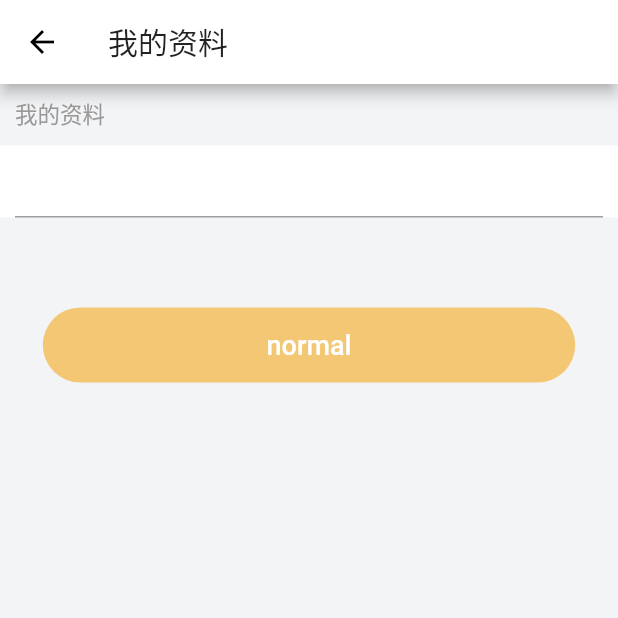
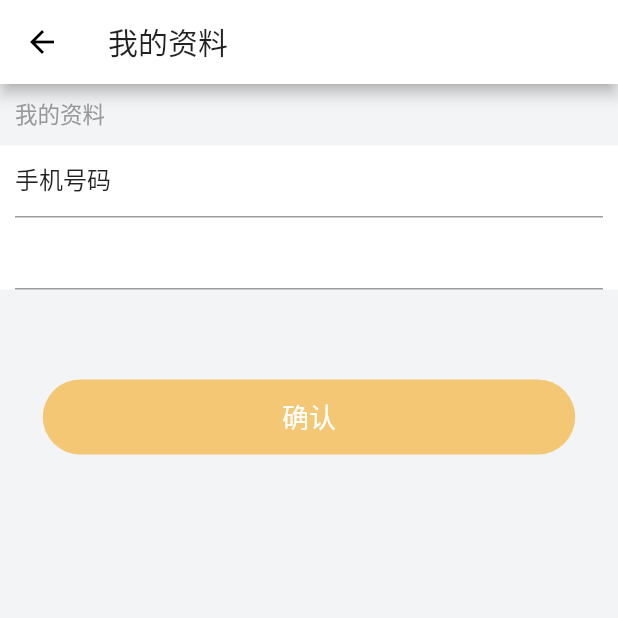
Before and after one commit to Ljhhhhhh/flutter_mall, a Flutter app: the UserinfoWidget screen opened by its route, on a phone screen of 412 x 824 dp, the top half of it. Run offline on Flutter 3.47's test engine with Material 2 defaults, Android fonts, the phone set to English and light mode, and no system bars; our stand-ins replace dio; network calls fail.

Commit message:
'个人资料'

```diff
--- a/lib/userInfo.dart
+++ b/lib/userInfo.dart
@@ -8,6 +8,7 @@ class UserinfoWidget extends StatefulWidget {
 }
 
 class UserinfoWidgetState extends State<UserinfoWidget> {
+  final _formKey = GlobalKey<FormState>();
   @override
   Widget build(BuildContext context) {
     return Scaffold(
@@ -26,18 +27,71 @@ class UserinfoWidgetState extends State<UserinfoWidget> {
                     fontSize: 15, height: 21 / 15, color: Color(0xFF999999))),
           ),
           Container(
-            padding: EdgeInsets.symmetric(horizontal: 10),
-            color: Colors.white,
-            child: Column(
-              children: <Widget>[TextField()],
-            ),
-          ),
+              padding: EdgeInsets.symmetric(horizontal: 10),
+              color: Colors.white,
+              // child: Column(
+              //   children: <Widget>[TextField()],
+              // ),
+              child: Form(
+                key: _formKey,
+                child: Column(
+                  crossAxisAlignment: CrossAxisAlignment.start,
+                  children: <Widget>[
+                    // Container(
+                    //   decoration: new BoxDecoration(
+                    //     border: new Border(
+                    //         bottom:
+                    //             BorderSide(color: Colors.black54, width: 2.0)),
+                    //   ),
+                    //   child: TextFormField(
+                    //     decoration: const InputDecoration(
+                    //         hintText: '请输入手机号码',
+                    //         prefixText: '手机号码 ',
+                    //         prefixStyle: TextStyle(color: Colors.red)),
+                    //     validator: (value) {
+                    //       if (value.isEmpty) {
+                    //         return '请输入手机号码';
+                    //       }
+                    //       return null;
+                    //     },
+                    //   ),
+                    // ),
+                    // https://github.com/fluttercandies/wechat_flutter/blob/master/lib/ui/view/edit_view.dart
+                    TextFormField(
+                      decoration: new InputDecoration(
+                        prefixIcon: Container(
+                          alignment: Alignment.centerLeft,
+                          // mainAxisAlignment: MainAxisAlignment.center,
+                          child: Text('手机号码 ', style: TextStyle(fontSize: 16, height: 1),)
+                        ),
+                    ),),
+                    TextFormField(
+                      decoration: new InputDecoration(
+                        prefix: Text('姓名 '),
+                        focusColor: Colors.red
+                    ),),
+
+                    // TextFormField(
+                    //   decoration: const InputDecoration(
+                    //     hintText: '请输入姓名',
+                    //     prefixText: '姓名 ',
+                    //   ),
+                    //   validator: (value) {
+                    //     if (value.isEmpty) {
+                    //       return '请输入姓名';
+                    //     }
+                    //     return null;
+                    //   },
+                    // )
+                  ],
+                ),
+              )),
           Container(height: 60),
           Material(
               borderRadius: BorderRadius.circular(25),
               color: Color(0xFFF3C774), // 渐变背景
               child: MaterialButton(
-                child: Text("normal",
+                child: Text("确认",
                     style: TextStyle(
                       color: Colors.white,
                       fontSize: 18,
```
Also changed, not shown: pubspec.lock.
